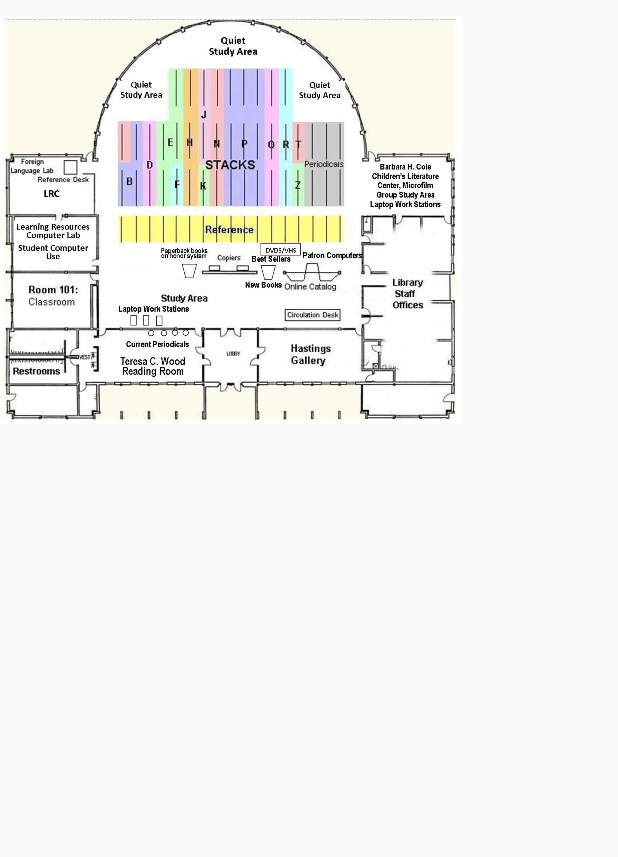
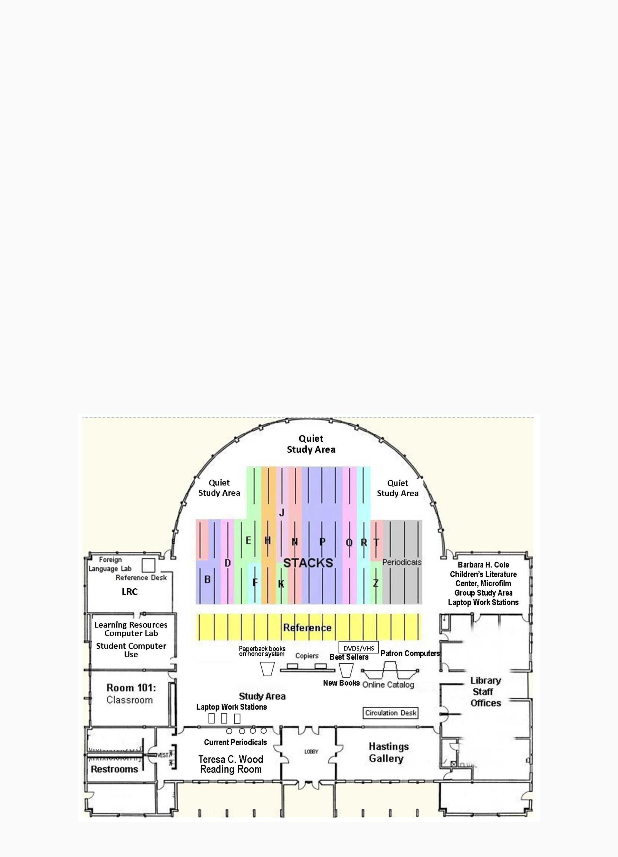
Before and after one commit to AjayArumugam07/BVN_Library, an Android app: the layout map_screen.xml on its own in the app's theme, with its tools: preview values and no code run, on a phone screen of 412 x 824 dp. Shown: the top 857 px of the screen. Run offline under Robolectric (Android 15) with nearby library versions, the phone set to English and light mode, and no system bars.

Commit message:
28 Adding Drawer Menu to Other Layouts and Fixing Card View

```diff
--- a/BVNLibrary/app/src/main/java/com/imaginationcreators/bvnlibrary/AboutApp.java
+++ b/BVNLibrary/app/src/main/java/com/imaginationcreators/bvnlibrary/AboutApp.java
@@ -2,12 +2,14 @@ package com.imaginationcreators.bvnlibrary;
 
 import android.support.v7.app.AppCompatActivity;
 import android.os.Bundle;
+import android.widget.FrameLayout;
 
-public class AboutApp extends AppCompatActivity {
+public class AboutApp extends DrawerMenu {
 
     @Override
     protected void onCreate(Bundle savedInstanceState) {
         super.onCreate(savedInstanceState);
-        setContentView(R.layout.about_app);
+        FrameLayout contentFrameLayout = (FrameLayout) findViewById(R.id.frameContent);
+        getLayoutInflater().inflate(R.layout.about_app, contentFrameLayout);
     }
 }
--- a/BVNLibrary/app/src/main/java/com/imaginationcreators/bvnlibrary/BooksAdapter.java
+++ b/BVNLibrary/app/src/main/java/com/imaginationcreators/bvnlibrary/BooksAdapter.java
@@ -48,7 +48,6 @@ public class BooksAdapter extends RecyclerView.Adapter<BooksAdapter.BooksViewHol
         String author = book.getAuthorLastName() + ", " +  book.getAuthorFirstName();
         holder.author.setText(author);
 
-
         Glide.with(mCtx)
                 .using(new FirebaseImageLoader())
                 .load(storage.getReferenceFromUrl(book.getUrl()))
--- a/BVNLibrary/app/src/main/java/com/imaginationcreators/bvnlibrary/HomeScreen.java
+++ b/BVNLibrary/app/src/main/java/com/imaginationcreators/bvnlibrary/HomeScreen.java
@@ -36,8 +36,6 @@ public class HomeScreen extends DrawerMenu {
     SearchView.OnQueryTextListener searchListener = new SearchView.OnQueryTextListener() {
         @Override
         public boolean onQueryTextSubmit(String query) {
-            // TODO call search class with query as search string and searchBy as search parameter
-
             Intent openSearch = new Intent(HomeScreen.this, SearchScreen.class);
             openSearch.putExtra("TitleTag", query);
             openSearch.putExtra("SearchByTag", spinner.getSelectedItem().toString());
--- a/BVNLibrary/app/src/main/java/com/imaginationcreators/bvnlibrary/Librarians.java
+++ b/BVNLibrary/app/src/main/java/com/imaginationcreators/bvnlibrary/Librarians.java
@@ -2,12 +2,14 @@ package com.imaginationcreators.bvnlibrary;
 
 import android.support.v7.app.AppCompatActivity;
 import android.os.Bundle;
+import android.widget.FrameLayout;
 
-public class Librarians extends AppCompatActivity {
+public class Librarians extends DrawerMenu {
 
     @Override
     protected void onCreate(Bundle savedInstanceState) {
         super.onCreate(savedInstanceState);
-        setContentView(R.layout.librarians_screen);
+        FrameLayout contentFrameLayout = (FrameLayout) findViewById(R.id.frameContent);
+        getLayoutInflater().inflate(R.layout.librarians_screen, contentFrameLayout);
     }
 }
--- a/BVNLibrary/app/src/main/java/com/imaginationcreators/bvnlibrary/Map.java
+++ b/BVNLibrary/app/src/main/java/com/imaginationcreators/bvnlibrary/Map.java
@@ -2,12 +2,14 @@ package com.imaginationcreators.bvnlibrary;
 
 import android.support.v7.app.AppCompatActivity;
 import android.os.Bundle;
+import android.widget.FrameLayout;
 
 public class Map extends DrawerMenu {
 
     @Override
     protected void onCreate(Bundle savedInstanceState) {
         super.onCreate(savedInstanceState);
-        setContentView(R.layout.map_screen);
+        FrameLayout contentFrameLayout = (FrameLayout) findViewById(R.id.frameContent);
+        getLayoutInflater().inflate(R.layout.map_screen, contentFrameLayout);
     }
 }
--- a/BVNLibrary/app/src/main/java/com/imaginationcreators/bvnlibrary/MyAccount.java
+++ b/BVNLibrary/app/src/main/java/com/imaginationcreators/bvnlibrary/MyAccount.java
@@ -2,12 +2,14 @@ package com.imaginationcreators.bvnlibrary;
 
 import android.support.v7.app.AppCompatActivity;
 import android.os.Bundle;
+import android.widget.FrameLayout;
 
-public class MyAccount extends AppCompatActivity {
+public class MyAccount extends DrawerMenu {
 
     @Override
     protected void onCreate(Bundle savedInstanceState) {
         super.onCreate(savedInstanceState);
-        setContentView(R.layout.my_account);
+        FrameLayout contentFrameLayout = (FrameLayout) findViewById(R.id.frameContent);
+        getLayoutInflater().inflate(R.layout.my_account, contentFrameLayout);
     }
 }
--- a/BVNLibrary/app/src/main/java/com/imaginationcreators/bvnlibrary/Reservations.java
+++ b/BVNLibrary/app/src/main/java/com/imaginationcreators/bvnlibrary/Reservations.java
@@ -2,12 +2,14 @@ package com.imaginationcreators.bvnlibrary;
 
 import android.support.v7.app.AppCompatActivity;
 import android.os.Bundle;
+import android.widget.FrameLayout;
 
-public class Reservations extends AppCompatActivity {
+public class Reservations extends DrawerMenu {
 
     @Override
     protected void onCreate(Bundle savedInstanceState) {
         super.onCreate(savedInstanceState);
-        setContentView(R.layout.reservations_screen);
+        FrameLayout contentFrameLayout = (FrameLayout) findViewById(R.id.frameContent);
+        getLayoutInflater().inflate(R.layout.reservations_screen, contentFrameLayout);
     }
 }
--- a/BVNLibrary/app/src/main/java/com/imaginationcreators/bvnlibrary/Search.java
+++ b/BVNLibrary/app/src/main/java/com/imaginationcreators/bvnlibrary/Search.java
@@ -31,7 +31,7 @@ public class Search {
 
     public TaskCompletionSource<ArrayList<Books>> dbSource1 = new TaskCompletionSource<>();
 
-    private DatabaseReference databaseReference = FirebaseDatabase.getInstance().getReference();
+    private DatabaseReference databaseReference = FirebaseDatabase.getInstance().getReference().child("Books");
 
     public ArrayList<String> genre = new ArrayList<>();
 
--- a/BVNLibrary/app/src/main/java/com/imaginationcreators/bvnlibrary/SearchScreen.java
+++ b/BVNLibrary/app/src/main/java/com/imaginationcreators/bvnlibrary/SearchScreen.java
@@ -5,13 +5,14 @@ import android.support.v7.app.AppCompatActivity;
 import android.os.Bundle;
 import android.support.v7.widget.LinearLayoutManager;
 import android.support.v7.widget.RecyclerView;
+import android.widget.FrameLayout;
 
 import com.google.android.gms.tasks.OnCompleteListener;
 import com.google.android.gms.tasks.Task;
 
 import java.util.ArrayList;
 
-public class SearchScreen extends AppCompatActivity {
+public class SearchScreen extends DrawerMenu {
     RecyclerView recyclerView;
     BooksAdapter adapter;
 
@@ -19,7 +20,8 @@ public class SearchScreen extends AppCompatActivity {
     @Override
     protected void onCreate(Bundle savedInstanceState) {
         super.onCreate(savedInstanceState);
-        setContentView(R.layout.search_screen);
+        FrameLayout contentFrameLayout = (FrameLayout) findViewById(R.id.frameContent);
+        getLayoutInflater().inflate(R.layout.search_screen, contentFrameLayout);
 
         Search search = new Search();
         books = search.searchFromSample(getIntent().getStringExtra("TitleTag"), getIntent().getStringExtra("SearchByTag"));
--- a/BVNLibrary/app/src/main/res/layout/book_list.xml
+++ b/BVNLibrary/app/src/main/res/layout/book_list.xml
@@ -1,5 +1,5 @@
 <?xml version="1.0" encoding="utf-8"?>
-<android.support.v7.widget.LinearLayoutCompat xmlns:android="http://schemas.android.com/apk/res/android"
+<RelativeLayout xmlns:android="http://schemas.android.com/apk/res/android"
     xmlns:app="http://schemas.android.com/apk/res-auto"
     xmlns:tools="http://schemas.android.com/tools"
     android:layout_width="match_parent"
@@ -62,4 +62,4 @@
 
     </android.support.v7.widget.CardView>
 
-</android.support.v7.widget.LinearLayoutCompat>
+</RelativeLayout>
--- a/BVNLibrary/app/src/main/res/layout/map_screen.xml
+++ b/BVNLibrary/app/src/main/res/layout/map_screen.xml
@@ -10,7 +10,13 @@
         android:id="@+id/imageView3"
         android:layout_width="308dp"
         android:layout_height="293dp"
-        app:srcCompat="@drawable/libmap"
-        tools:layout_editor_absoluteX="38dp"
-        tools:layout_editor_absoluteY="137dp" />
+        android:layout_marginBottom="8dp"
+        android:layout_marginEnd="8dp"
+        android:layout_marginStart="8dp"
+        android:layout_marginTop="8dp"
+        app:layout_constraintBottom_toBottomOf="parent"
+        app:layout_constraintEnd_toEndOf="parent"
+        app:layout_constraintStart_toStartOf="parent"
+        app:layout_constraintTop_toTopOf="parent"
+        app:srcCompat="@drawable/libmap" />
 </android.support.constraint.ConstraintLayout>
```
Also changed, not shown: BVNLibrary/app/src/main/java/com/imaginationcreators/bvnlibrary/DrawerMenu.java (+20 -5 lines), BVNLibrary/app/src/main/res/layout/search_screen.xml (+0 -12 lines).
